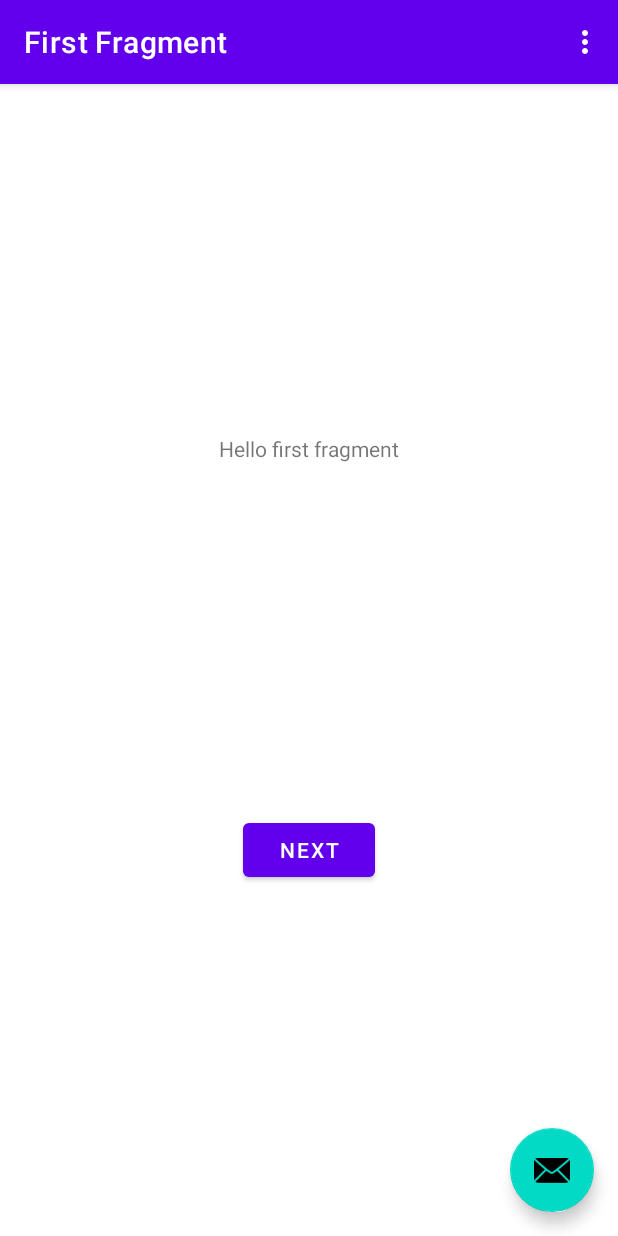
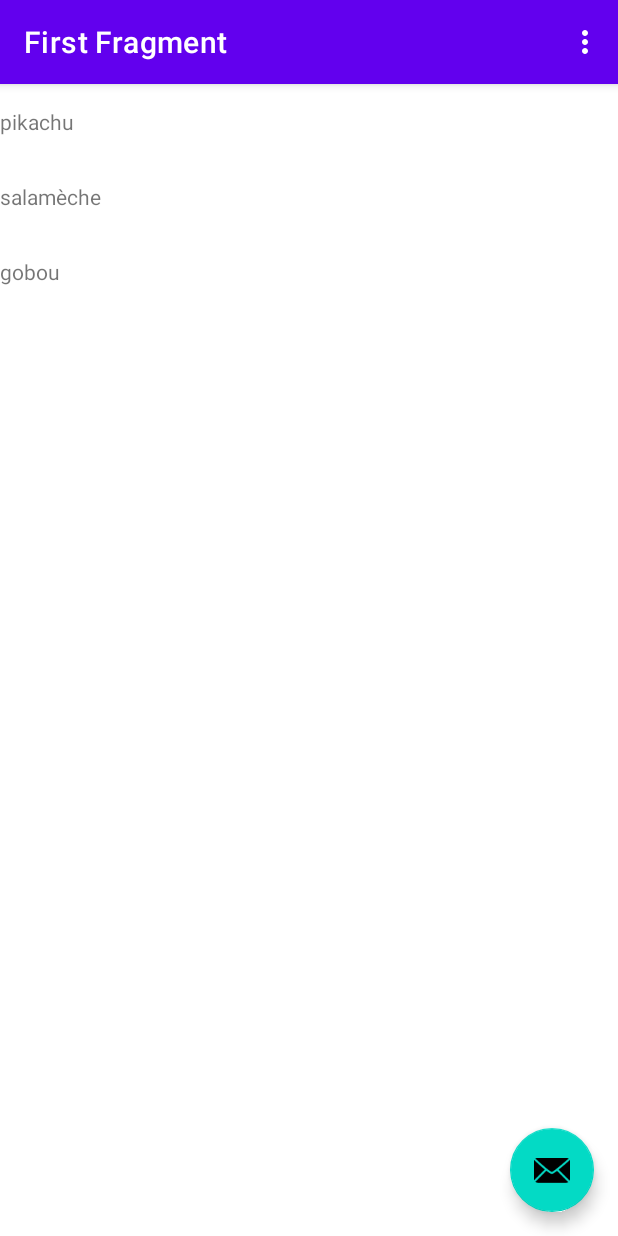
Before and after one commit to Fidioc/AlfioESIEA3A, an Android app: the screen it shows after launch (MainActivity), on a phone screen of 412 x 824 dp. Run offline under Robolectric (Android 15) with nearby library versions, the phone set to English and light mode, and no system bars; our stand-ins replace navigation-ui.

Commit message:
implementation recyclerview

```diff
--- a/app/build.gradle
+++ b/app/build.gradle
@@ -47,4 +47,7 @@ dependencies {
     testImplementation 'junit:junit:4.+'
     androidTestImplementation 'androidx.test.ext:junit:1.1.2'
     androidTestImplementation 'androidx.test.espresso:espresso-core:3.3.0'
+
+    //recyclerview
+    implementation "androidx.recyclerview:recyclerview:1.1.0"
 }
--- a/app/src/main/java/com/example/alfioesiea3a/FirstFragment.kt
+++ /dev/null
@@ -1,44 +0,0 @@
-package com.example.alfioesiea3a
-
-import android.os.Bundle
-import androidx.fragment.app.Fragment
-import android.view.LayoutInflater
-import android.view.View
-import android.view.ViewGroup
-import androidx.navigation.fragment.findNavController
-import com.example.alfioesiea3a.databinding.FragmentFirstBinding
-
-/**
- * A simple [Fragment] subclass as the default destination in the navigation.
- */
-class FirstFragment : Fragment() {
-
-    private var _binding: FragmentFirstBinding? = null
-
-    // This property is only valid between onCreateView and
-    // onDestroyView.
-    private val binding get() = _binding!!
-
-    override fun onCreateView(
-        inflater: LayoutInflater, container: ViewGroup?,
-        savedInstanceState: Bundle?
-    ): View? {
-
-        _binding = FragmentFirstBinding.inflate(inflater, container, false)
-        return binding.root
-
-    }
-
-    override fun onViewCreated(view: View, savedInstanceState: Bundle?) {
-        super.onViewCreated(view, savedInstanceState)
-
-        binding.buttonFirst.setOnClickListener {
-            findNavController().navigate(R.id.action_FirstFragment_to_SecondFragment)
-        }
-    }
-
-    override fun onDestroyView() {
-        super.onDestroyView()
-        _binding = null
-    }
-}
--- /dev/null
+++ b/app/src/main/java/com/example/alfioesiea3a/presentation/list/PokemonListFragment.kt
@@ -0,0 +1,44 @@
+package com.example.alfioesiea3a.presentation.list
+
+import android.os.Bundle
+import androidx.fragment.app.Fragment
+import android.view.LayoutInflater
+import android.view.View
+import android.view.ViewGroup
+import androidx.recyclerview.widget.LinearLayoutManager
+import androidx.recyclerview.widget.RecyclerView
+import com.example.alfioesiea3a.R
+
+/**
+ * A simple [Fragment] subclass as the default destination in the navigation.
+ */
+class PokemonListFragment : Fragment() {
+
+    private lateinit var recyclerView : RecyclerView
+    private val adapter = Pokemonadapter(listOf<String>())
+    private val layourManager = LinearLayoutManager(context)
+    override fun onCreateView(
+        inflater: LayoutInflater, container: ViewGroup?,
+        savedInstanceState: Bundle?
+    ): View? {
+
+        return inflater.inflate(R.layout.fragment_pokemon_list,container,false)
+
+    }
+
+    override fun onViewCreated(view: View, savedInstanceState: Bundle?) {
+        super.onViewCreated(view, savedInstanceState)
+
+         recyclerView= view.findViewById(R.id.pokemon_recyclerview)
+        recyclerView.apply {
+        adapter = this@PokemonListFragment.adapter
+        layoutManager = this@PokemonListFragment.layourManager
+        }
+        val pokeList = arrayListOf<String>().apply {
+            add("pikachu")
+            add("salamèche")
+            add("gobou")
+        }
+        adapter.updateList(pokeList)
+        }
+    }
--- /dev/null
+++ b/app/src/main/java/com/example/alfioesiea3a/presentation/list/Pokemonadapter.kt
@@ -0,0 +1,51 @@
+package com.example.alfioesiea3a.presentation.list
+
+import android.view.LayoutInflater
+import android.view.View
+import android.view.ViewGroup
+import android.widget.TextView
+import androidx.recyclerview.widget.RecyclerView
+import com.example.alfioesiea3a.R
+
+class Pokemonadapter(private var dataSet: List<String>) :
+    RecyclerView.Adapter<Pokemonadapter.ViewHolder>() {
+
+    /**
+     * Provide a reference to the type of views that you are using
+     * (custom ViewHolder).
+     */
+    class ViewHolder(view: View) : RecyclerView.ViewHolder(view) {
+        val textView: TextView
+
+        init {
+            // Define click listener for the ViewHolder's View.
+            textView = view.findViewById(R.id.pokemon_name)
+        }
+    }
+
+    fun updateList(list:List<String>){
+        dataSet= list
+        notifyDataSetChanged()
+    }
+
+    // Create new views (invoked by the layout manager)
+    override fun onCreateViewHolder(viewGroup: ViewGroup, viewType: Int): ViewHolder {
+        // Create a new view, which defines the UI of the list item
+        val view = LayoutInflater.from(viewGroup.context)
+            .inflate(R.layout.pokemonitem, viewGroup, false)
+
+        return ViewHolder(view)
+    }
+
+    // Replace the contents of a view (invoked by the layout manager)
+    override fun onBindViewHolder(viewHolder: ViewHolder, position: Int) {
+
+        // Get element from your dataset at this position and replace the
+        // contents of the view with that element
+        viewHolder.textView.text = dataSet[position]
+    }
+
+    // Return the size of your dataset (invoked by the layout manager)
+    override fun getItemCount() = dataSet.size
+
+}
--- a/app/src/main/res/layout/fragment_first.xml
+++ /dev/null
@@ -1,28 +0,0 @@
-<?xml version="1.0" encoding="utf-8"?>
-<androidx.constraintlayout.widget.ConstraintLayout xmlns:android="http://schemas.android.com/apk/res/android"
-    xmlns:app="http://schemas.android.com/apk/res-auto"
-    xmlns:tools="http://schemas.android.com/tools"
-    android:layout_width="match_parent"
-    android:layout_height="match_parent"
-    tools:context=".FirstFragment">
-
-    <TextView
-        android:id="@+id/textview_first"
-        android:layout_width="wrap_content"
-        android:layout_height="wrap_content"
-        android:text="@string/hello_first_fragment"
-        app:layout_constraintBottom_toTopOf="@id/button_first"
-        app:layout_constraintEnd_toEndOf="parent"
-        app:layout_constraintStart_toStartOf="parent"
-        app:layout_constraintTop_toTopOf="parent" />
-
-    <Button
-        android:id="@+id/button_first"
-        android:layout_width="wrap_content"
-        android:layout_height="wrap_content"
-        android:text="@string/next"
-        app:layout_constraintBottom_toBottomOf="parent"
-        app:layout_constraintEnd_toEndOf="parent"
-        app:layout_constraintStart_toStartOf="parent"
-        app:layout_constraintTop_toBottomOf="@id/textview_first" />
-</androidx.constraintlayout.widget.ConstraintLayout>
--- /dev/null
+++ b/app/src/main/res/layout/fragment_pokemon_list.xml
@@ -0,0 +1,19 @@
+<?xml version="1.0" encoding="utf-8"?>
+<androidx.constraintlayout.widget.ConstraintLayout xmlns:android="http://schemas.android.com/apk/res/android"
+    xmlns:app="http://schemas.android.com/apk/res-auto"
+    xmlns:tools="http://schemas.android.com/tools"
+    android:layout_width="match_parent"
+    android:layout_height="match_parent"
+    tools:context=".presentation.list.PokemonListFragment">
+
+    <androidx.recyclerview.widget.RecyclerView
+        android:id="@+id/pokemon_recyclerview"
+        android:layout_width="match_parent"
+        android:layout_height="match_parent"
+        app:layout_constraintBottom_toBottomOf="parent"
+        app:layout_constraintEnd_toEndOf="parent"
+        app:layout_constraintStart_toStartOf="parent"
+        app:layout_constraintTop_toTopOf="parent"
+        />
+
+</androidx.constraintlayout.widget.ConstraintLayout>
--- /dev/null
+++ b/app/src/main/res/layout/pokemonitem.xml
@@ -0,0 +1,22 @@
+<?xml version="1.0" encoding="utf-8"?>
+<androidx.constraintlayout.widget.ConstraintLayout
+    xmlns:android="http://schemas.android.com/apk/res/android"
+    xmlns:app="http://schemas.android.com/apk/res-auto"
+    xmlns:tools="http://schemas.android.com/tools"
+    android:layout_width="match_parent"
+    android:layout_height="50dp"
+    >
+
+
+    <TextView
+        android:id="@+id/pokemon_name"
+        android:layout_width="match_parent"
+        android:layout_height="wrap_content"
+        tools:text="Pikachu"
+        tools:gravity="center"
+        app:layout_constraintTop_toTopOf="parent"
+        app:layout_constraintStart_toStartOf="parent"
+        app:layout_constraintEnd_toEndOf="parent"
+        app:layout_constraintBottom_toBottomOf="parent"/>
+
+</androidx.constraintlayout.widget.ConstraintLayout>
--- a/app/src/main/res/navigation/nav_graph.xml
+++ b/app/src/main/res/navigation/nav_graph.xml
@@ -7,9 +7,9 @@
 
     <fragment
         android:id="@+id/FirstFragment"
-        android:name="com.example.alfioesiea3a.FirstFragment"
+        android:name="com.example.alfioesiea3a.presentation.list.PokemonListFragment"
         android:label="@string/first_fragment_label"
-        tools:layout="@layout/fragment_first">
+        tools:layout="@layout/fragment_pokemon_list">
 
         <action
             android:id="@+id/action_FirstFragment_to_SecondFragment"
```
